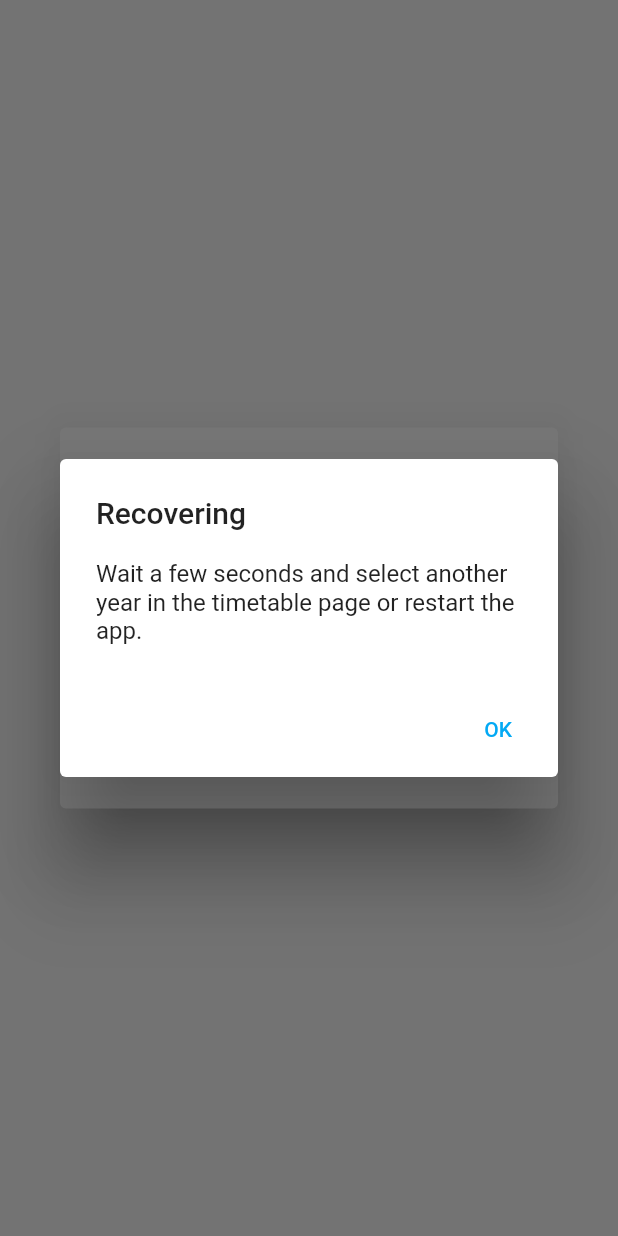
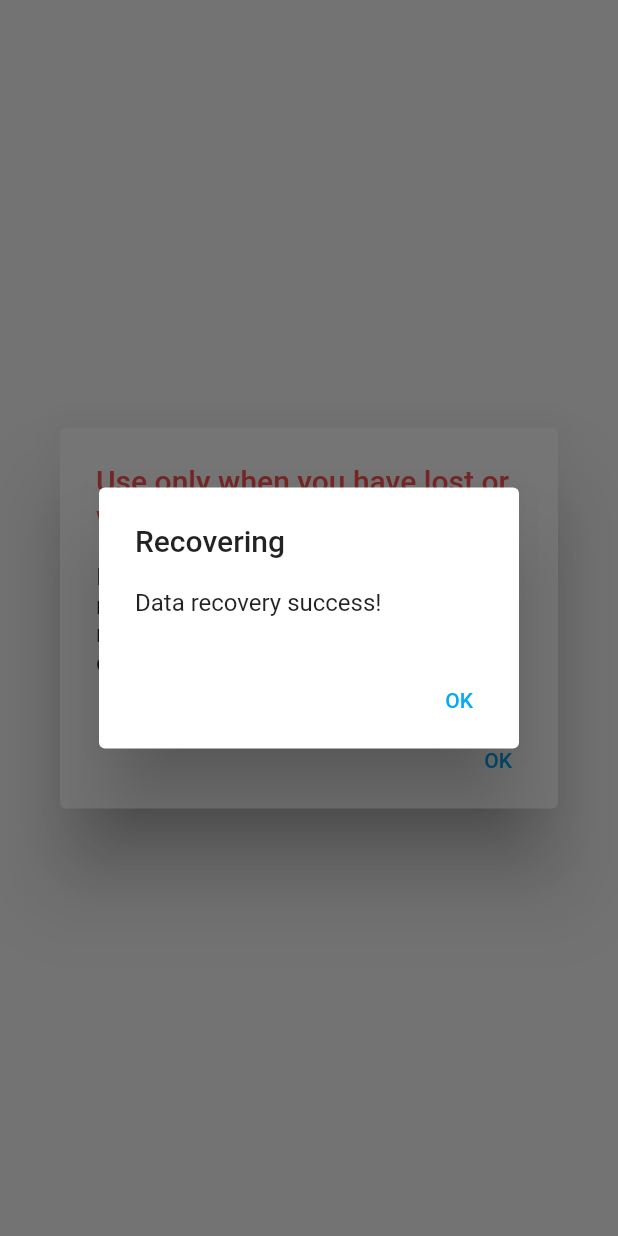
Before and after one commit to RRRGR/ICUApp, a Flutter app: the RecoverAlert widget shown alone on an empty page, opened directly, after a tap on "OK", on a phone screen of 412 x 824 dp. Run offline on Flutter 3.47's test engine with Material 2 defaults, Android fonts, the phone set to English and light mode, and no system bars; our stand-ins replace cloud_firestore, firebase_auth, firebase_core, flutter_riverpod, google_mobile_ads, google_sign_in and 1 more; missing offline and left inert: flutter_cached_pdfview, flutter_inappwebview; accounts and stored records are empty; network calls fail.

Commit message:
update ui on data recovery success

```diff
--- a/lib/widgets/settingpage/firebasebutton.dart
+++ b/lib/widgets/settingpage/firebasebutton.dart
@@ -1,6 +1,8 @@
 import 'package:firebase_auth/firebase_auth.dart';
 import 'package:flutter/material.dart';
+import 'package:flutter_riverpod/flutter_riverpod.dart';
 import 'package:icuapp/model/firett.dart';
+import 'package:icuapp/model/constant.dart';
 
 class BackupButton extends StatelessWidget {
   const BackupButton({Key? key}) : super(key: key);
@@ -96,10 +98,10 @@ class WaitAlert extends StatelessWidget {
   }
 }
 
-class RecoverAlert extends StatelessWidget {
+class RecoverAlert extends ConsumerWidget {
   const RecoverAlert({Key? key}) : super(key: key);
   @override
-  Widget build(BuildContext context) {
+  Widget build(BuildContext context, WidgetRef ref) {
     return AlertDialog(
       title: const Text(
         'Use only when you have lost or want to transfer data',
@@ -119,6 +121,7 @@ class RecoverAlert extends StatelessWidget {
             if (finished == 0) {
               showDialog(
                   context: context, builder: (_) => const RestartAlert());
+              ref.read(TTProvider.notifier).load(ref);
             } else if (finished == 1) {
               showDialog(
                   context: context, builder: (_) => const NotSavedAlert());
@@ -136,8 +139,7 @@ class RestartAlert extends StatelessWidget {
   Widget build(BuildContext context) {
     return AlertDialog(
       title: const Text('Recovering'),
-      content: const Text(
-          'Wait a few seconds and select another year in the timetable page or restart the app.'),
+      content: const Text('Data recovery success!'),
       actions: [
         TextButton(
           child: const Text(
```
